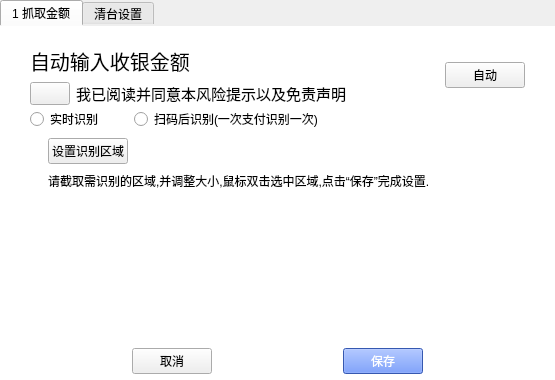
First picture: the form in View/cashregistersetting.ui, repository CodePeasant3/IPAY, before the edit.
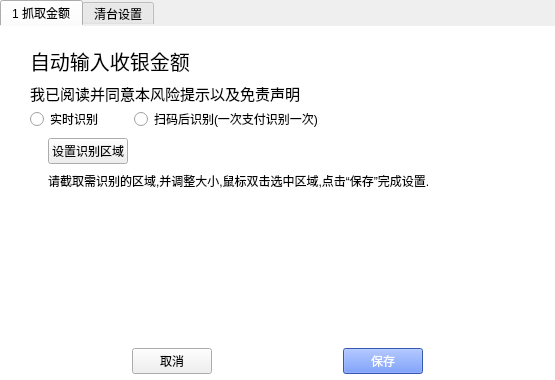
Second picture: the form after the edit. The open tabs and pages were chosen to show the change.

```diff
--- a/View/cashregistersetting.ui
+++ b/View/cashregistersetting.ui
@@ -103,7 +103,7 @@
           </property>
           <item>
            <widget class="QWidget" name="widget_4" native="true">
-            <layout class="QGridLayout" name="gridLayout_2" rowstretch="8,1" columnstretch="1,15">
+            <layout class="QVBoxLayout" name="verticalLayout_7">
              <property name="leftMargin">
               <number>0</number>
              </property>
@@ -116,7 +116,7 @@
              <property name="bottomMargin">
               <number>0</number>
              </property>
-             <item row="0" column="0" colspan="2">
+             <item>
               <widget class="QLabel" name="label">
                <property name="font">
                 <font>
@@ -134,7 +134,7 @@
                </property>
               </widget>
              </item>
-             <item row="1" column="1">
+             <item>
               <widget class="QLabel" name="label_2">
                <property name="font">
                 <font>
@@ -146,19 +146,6 @@
                </property>
               </widget>
              </item>
-             <item row="1" column="0">
-              <widget class="QPushButton" name="pushButton">
-               <property name="sizePolicy">
-                <sizepolicy hsizetype="Minimum" vsizetype="Minimum">
-                 <horstretch>0</horstretch>
-                 <verstretch>0</verstretch>
-                </sizepolicy>
-               </property>
-               <property name="text">
-                <string/>
-               </property>
-              </widget>
-             </item>
             </layout>
            </widget>
           </item>
@@ -193,13 +180,6 @@
              <property name="bottomMargin">
               <number>0</number>
              </property>
-             <item>
-              <widget class="QPushButton" name="pushButton_auto_input">
-               <property name="text">
-                <string>自动</string>
-               </property>
-              </widget>
-             </item>
             </layout>
            </widget>
           </item>
```
Left out of the diff: 43 changed lines with no effect on the pictures.
